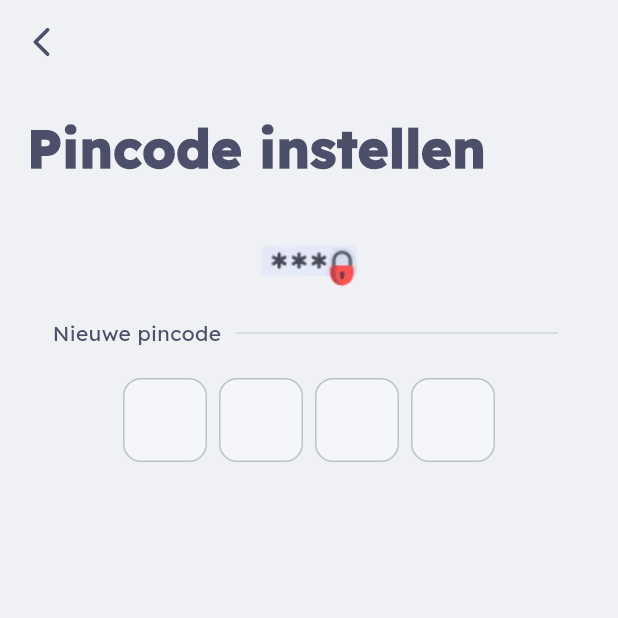
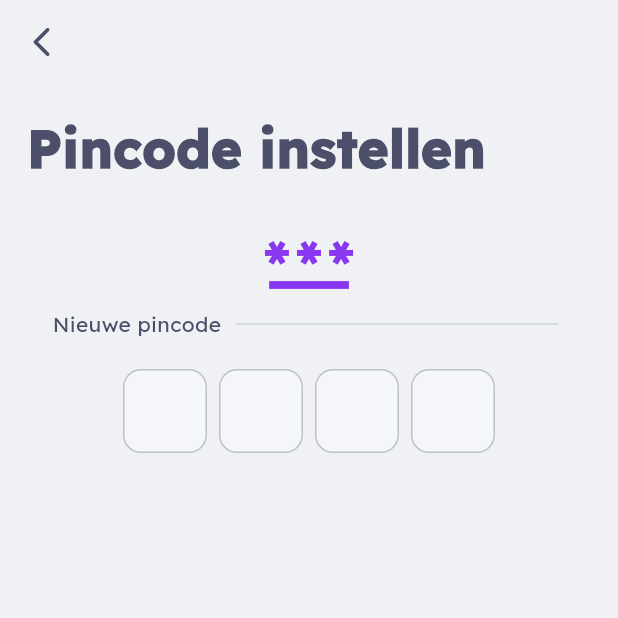
Before and after one commit to adam-bouafia/metjou, a Flutter app: the SettingsScreen screen opened directly, after a tap on "Pincode instellen", on a phone screen of 412 x 824 dp, the top half of it. Run offline on Flutter 3.47's test engine with Material 3 defaults, Android fonts, the phone set to English and light mode, and no system bars; drawn by our look-alikes of pinput; our stand-ins replace audioplayers, battery_plus, carousel_slider, flutter_local_notifications, flutter_markdown_plus, flutter_native_contact_picker and 13 more; missing offline and left inert: another_telephony, flutter_phone_direct_caller, quick_actions, shake, workmanager; accounts and stored records are empty.

Commit message:
fix(theme): settings and PIN icons follow the theme
The header settings button, the Settings icons (PIN, language, shake,
recording, recording length, info), the About info icon and the PIN
images were black or fixed-colour pictures that vanished in dark mode.
They are Material icons in the theme's colours now, like the newer
rows.

```diff
--- a/lib/features/home/presentation/dashboard.dart
+++ b/lib/features/home/presentation/dashboard.dart
@@ -146,7 +146,11 @@ class _DashboardState extends State<Dashboard> with WidgetsBindingObserver {
                   Expanded(child: Divider(indent: 20, endIndent: 20)),
                 ],
               ),
-              Image.asset("assets/pin.webp"),
+              Icon(
+                Icons.password,
+                size: 56,
+                color: Theme.of(context).colorScheme.primary,
+              ),
               Container(
                 margin: const EdgeInsets.all(20.0),
                 padding: const EdgeInsets.all(20.0),
--- a/lib/features/home/presentation/widgets/dash_appbar.dart
+++ b/lib/features/home/presentation/widgets/dash_appbar.dart
@@ -43,7 +43,11 @@ class DashAppbar extends StatelessWidget {
           },
           child: Padding(
             padding: const EdgeInsets.all(4.0),
-            child: Image.asset("assets/settings.webp", height: 24),
+            child: Icon(
+              Icons.settings_rounded,
+              size: 24,
+              color: Theme.of(context).colorScheme.onSurface,
+            ),
           ),
         ),
       ),
--- a/lib/features/settings/presentation/about.dart
+++ b/lib/features/settings/presentation/about.dart
@@ -25,7 +25,11 @@ class AboutUs extends StatelessWidget {
             SizedBox(width: 10),
             GestureDetector(
               onTap: () => showLicences(context),
-              child: Image.asset("assets/information.webp", height: 26),
+              child: Icon(
+                Icons.info_outline,
+                size: 26,
+                color: Theme.of(context).colorScheme.primary,
+              ),
             ),
           ],
         ),
--- a/lib/features/settings/presentation/change_pin.dart
+++ b/lib/features/settings/presentation/change_pin.dart
@@ -110,7 +110,13 @@ class _ChangePinScreenState extends State<ChangePinScreen> {
               style: TextStyle(fontSize: 35, fontWeight: FontWeight.w900),
             ),
           ),
-          Center(child: Image.asset("assets/pin.webp", height: 70)),
+          Center(
+            child: Icon(
+              Icons.password,
+              size: 64,
+              color: Theme.of(context).colorScheme.primary,
+            ),
+          ),
           Visibility(
             visible: widget.pin != -1111,
             child: Column(
--- a/lib/features/settings/presentation/settings_screen.dart
+++ b/lib/features/settings/presentation/settings_screen.dart
@@ -323,7 +323,11 @@ class _SettingsScreenState extends State<SettingsScreen> {
                     backgroundColor: Theme.of(
                       context,
                     ).colorScheme.surfaceContainerHighest,
-                    child: Center(child: Image.asset("assets/pin.webp")),
+                    child: Icon(
+                      Icons.password,
+                      color: Theme.of(context).colorScheme.onSurfaceVariant,
+                      size: 22,
+                    ),
                   ),
                   title: Text(
                     snapshot.data == -1111
@@ -372,8 +376,10 @@ class _SettingsScreenState extends State<SettingsScreen> {
               backgroundColor: Theme.of(
                 context,
               ).colorScheme.surfaceContainerHighest,
-              child: Center(
-                child: Image.asset("assets/language.webp", height: 24),
+              child: Icon(
+                Icons.translate,
+                color: Theme.of(context).colorScheme.onSurfaceVariant,
+                size: 22,
               ),
             ),
             title: Text(context.l10n.language),
@@ -429,8 +435,10 @@ class _SettingsScreenState extends State<SettingsScreen> {
               backgroundColor: Theme.of(
                 context,
               ).colorScheme.surfaceContainerHighest,
-              child: Center(
-                child: Image.asset("assets/shake.webp", height: 24),
+              child: Icon(
+                Icons.vibration,
+                color: Theme.of(context).colorScheme.onSurfaceVariant,
+                size: 22,
               ),
             ),
             title: Text(context.l10n.safeShake),
@@ -553,8 +561,10 @@ class _SettingsScreenState extends State<SettingsScreen> {
               backgroundColor: Theme.of(
                 context,
               ).colorScheme.surfaceContainerHighest,
-              child: Center(
-                child: Image.asset("assets/record.webp", height: 24),
+              child: Icon(
+                Icons.mic_none,
+                color: Theme.of(context).colorScheme.onSurfaceVariant,
+                size: 22,
               ),
             ),
             title: Text(context.l10n.audioRecord),
@@ -568,8 +578,10 @@ class _SettingsScreenState extends State<SettingsScreen> {
               backgroundColor: Theme.of(
                 context,
               ).colorScheme.surfaceContainerHighest,
-              child: Center(
-                child: Image.asset("assets/timer.webp", height: 24),
+              child: Icon(
+                Icons.hourglass_bottom,
+                color: Theme.of(context).colorScheme.onSurfaceVariant,
+                size: 22,
               ),
             ),
             title: Text(context.l10n.audioRecordLength),
@@ -628,7 +640,11 @@ class _SettingsScreenState extends State<SettingsScreen> {
               backgroundColor: Theme.of(
                 context,
               ).colorScheme.surfaceContainerHighest,
-              child: Center(child: Image.asset("assets/info.webp", height: 24)),
+              child: Icon(
+                Icons.info_outline,
+                color: Theme.of(context).colorScheme.onSurfaceVariant,
+                size: 22,
+              ),
             ),
           ),
           for (final (document, label, icon) in [
```
Also changed, not shown: assets/info.webp (deleted), assets/information.webp (deleted), assets/language.webp (deleted), assets/pin.webp (deleted), assets/record.webp (deleted), assets/settings.webp (deleted), assets/shake.webp (deleted), assets/timer.webp (deleted).
